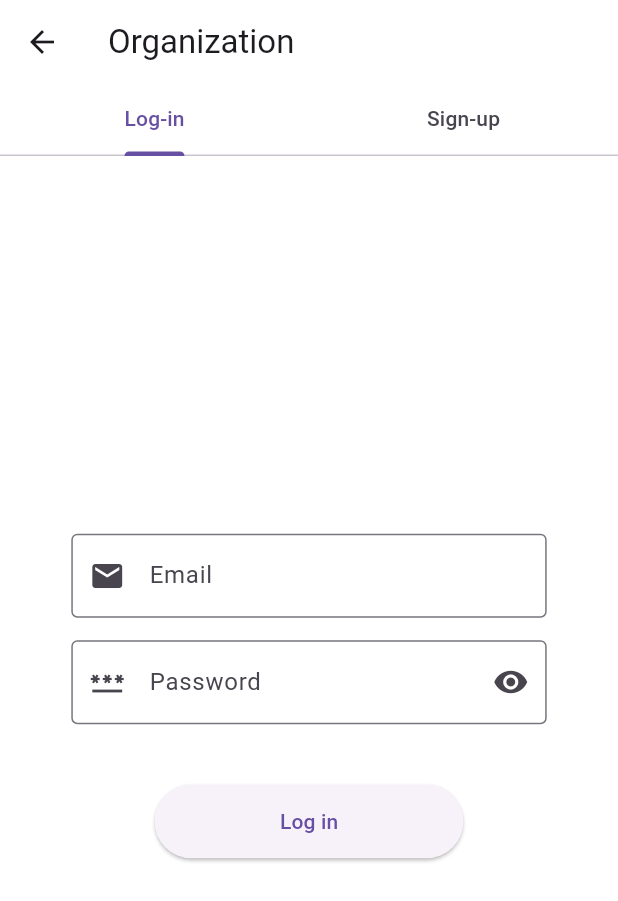
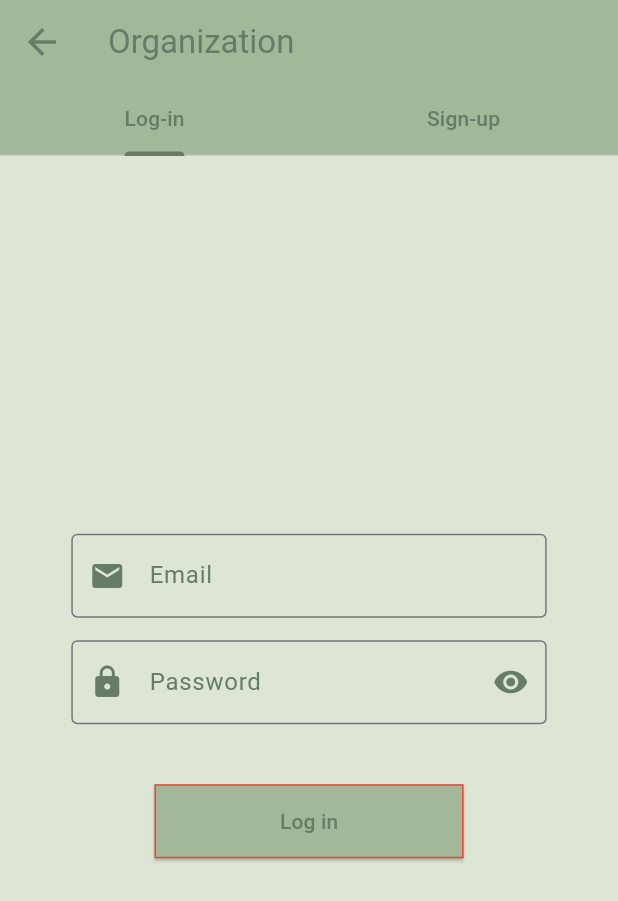
Before and after one commit to simong2/kindred, a Flutter app: the OrgEntry screen opened directly, on a phone screen of 412 x 824 dp. Shown: the top 901 px of the screen. Run offline on Flutter 3.47's test engine with Material 3 defaults, Android fonts, the phone set to English and light mode, and no system bars; our stand-ins replace cloud_firestore, firebase_auth, firebase_core, flutter_dotenv; accounts and stored records are empty.

Commit message:
finished bare bones shelter login screen

```diff
--- a/lib/screens/org/org_entry.dart
+++ b/lib/screens/org/org_entry.dart
@@ -16,16 +16,21 @@ class _OrgEntryState extends State<OrgEntry> {
       length: 2,
       child: Scaffold(
         appBar: AppBar(
-          backgroundColor: Colors.white,
+          backgroundColor: Color(0xFFA3B899),
+          foregroundColor: Color(0xFF667B68), // Title and back arrow color
+          iconTheme: const IconThemeData(size: 28, color: Color(0xFF667B68)),
           title: const Text('Organization'),
           bottom: const TabBar(
+            labelColor: Color(0xFF667B68), // Active tab text color
+            unselectedLabelColor: Color(0xFF667B68), // Inactive tab text color
+            indicatorColor: Color(0xFF667B68),
             tabs: [
               Tab(text: 'Log-in'),
               Tab(text: 'Sign-up'),
             ],
           ),
         ),
-        backgroundColor: Colors.white,
+        backgroundColor: Color(0xFFDDE6D5),
         body: const TabBarView(
           children: [
             LoginOrg(),
--- a/lib/screens/org/org_register/login.dart
+++ b/lib/screens/org/org_register/login.dart
@@ -46,10 +46,15 @@ class _LoginOrgState extends State<LoginOrg> {
               child: TextFormField(
                 controller: _emailController,
                 decoration: const InputDecoration(
-                  prefixIcon: Icon(Icons.email),
-                  fillColor: Colors.white,
+                  prefixIcon: Icon(Icons.email,
+                      color: Color(0xFF667B68)), // Changed icon color
                   labelText: 'Email',
-                  border: OutlineInputBorder(),
+                  labelStyle: TextStyle(
+                      color: Color(0xFF667B68)), // Changed label text color
+                  border: OutlineInputBorder(
+                    borderSide: BorderSide(
+                        color: Color(0xFF667B68)), // Default border color
+                  ),
                 ),
                 validator: (value) => value!.isEmpty || value == null
                     ? 'Email is required'
@@ -63,18 +68,26 @@ class _LoginOrgState extends State<LoginOrg> {
                 controller: _passwordController,
                 obscureText: showPassword,
                 decoration: InputDecoration(
-                  prefixIcon: const Icon(Icons.password),
+                  prefixIcon: const Icon(Icons.lock,
+                      color: Color(0xFF667B68)), // Lock icon color
                   suffixIcon: IconButton(
                     onPressed: () {
                       setState(() {
                         showPassword = !showPassword;
                       });
                     },
-                    icon: const Icon(Icons.remove_red_eye),
+                    icon: Icon(
+                      showPassword ? Icons.visibility : Icons.visibility_off,
+                      color: Color(0xFF667B68), // Eye icon color
+                    ),
                   ),
-                  fillColor: Colors.white,
                   labelText: 'Password',
-                  border: const OutlineInputBorder(),
+                  labelStyle:
+                      const TextStyle(color: Color(0xFF667B68)), // Label text color
+                  border: const OutlineInputBorder(
+                    borderSide:
+                        BorderSide(color: Colors.red), // Default border color
+                  ),
                 ),
                 validator: (value) => value!.isEmpty || value == null
                     ? 'Password is required'
@@ -86,6 +99,15 @@ class _LoginOrgState extends State<LoginOrg> {
               width: width / 2,
               height: height * .06,
               child: ElevatedButton(
+                style: ElevatedButton.styleFrom(
+                  backgroundColor: Color(0xFFA3B899),
+                  foregroundColor: Color(0xFF667B68), // Text color
+                  shape: RoundedRectangleBorder(
+                    borderRadius: BorderRadius.circular(0),
+                    side: const BorderSide(
+                        color: Colors.red),
+                  ),
+                ),
                 onPressed: () {
                   if (_formKey.currentState!.validate()) {
                     print('logging in');
```
Also changed, not shown: lib/screens/org/org_register/sign_up.dart (+17 -6 lines).
